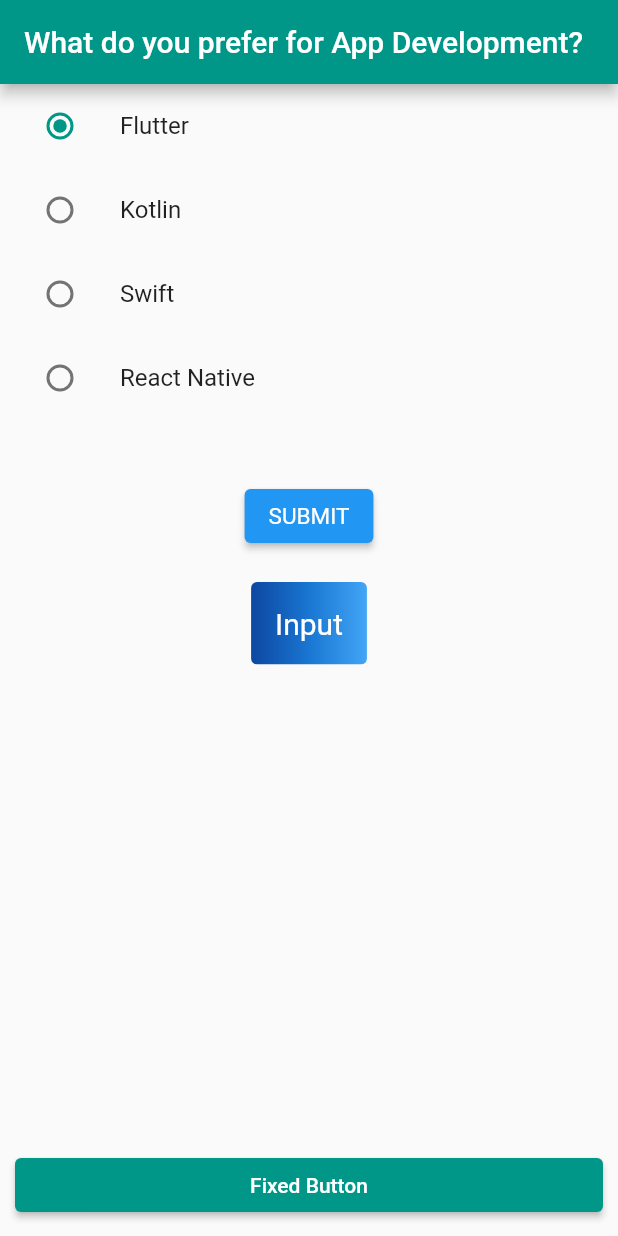
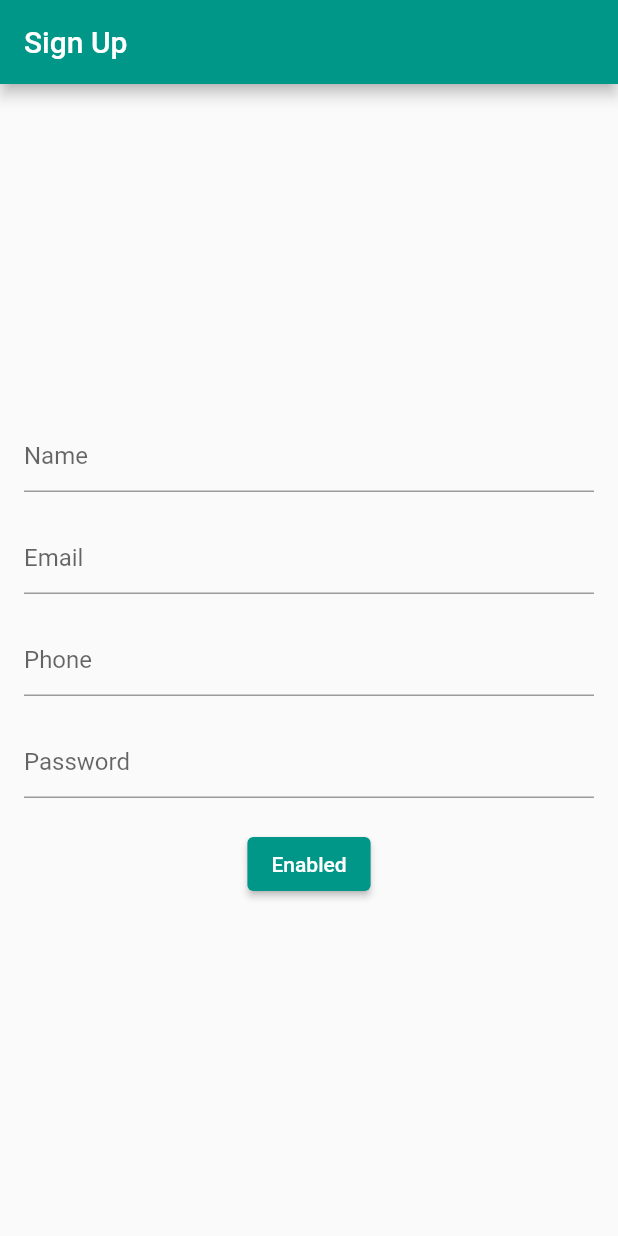
Before and after one commit to juancr5/Demo-Flutter, a Flutter app: the screen it shows after launch, on a phone screen of 412 x 824 dp. Run offline on Flutter 3.47's test engine with Material 2 defaults, Android fonts, the phone set to English and light mode, and no system bars.

Commit message:
Update Form Validation

```diff
--- /dev/null
+++ b/lib/form_validation.dart
@@ -0,0 +1,140 @@
+import 'package:flutter/material.dart';
+
+enum FavoriteMethod { flutter, kotlin, swift, reactNative }
+
+class FormValidation extends StatefulWidget {
+
+  final String title = 'Sign Up';
+
+  @override
+  _FormValidationState createState() => _FormValidationState();
+}
+
+class _FormValidationState extends State<FormValidation> {
+
+  late TextEditingController _nameController;
+  late TextEditingController _emailController;
+  late TextEditingController _phoneController;
+  late TextEditingController _passwordController;
+  final _formKey = GlobalKey<FormState>();
+  @override
+  void initState() {
+    super.initState();
+    _nameController = TextEditingController();
+    _emailController = TextEditingController();
+    _phoneController = TextEditingController();
+    _passwordController = TextEditingController();
+  }
+  @override
+  Widget build(BuildContext context) {
+    return Scaffold(
+      appBar: AppBar(
+        title: Text(widget.title),
+      ),
+      body: Form(
+        key: _formKey,
+        child: Container(
+          padding: EdgeInsets.all(16),
+          child: Center(
+            child: Column(
+              mainAxisAlignment: MainAxisAlignment.center,
+              children: [
+                TextFormField(
+                  controller: _nameController,
+                  autofillHints: [AutofillHints.name],
+                  decoration: InputDecoration(
+                    hintText: 'Name',
+                  ),
+                  validator: (value) {
+                    if (value!.isEmpty) {
+                      return 'This field is required';
+                    }
+                  },
+                ),
+                SizedBox(
+                  height: 20,
+                ),
+                TextFormField(
+                  controller: _emailController,
+                  autofillHints: [AutofillHints.email],
+                  decoration: InputDecoration(
+                    hintText: 'Email',
+                  ),
+                  validator: (value) {
+                    if (value!.isEmpty) {
+                      return 'This field is required';
+                    }
+                    if (!value.contains('@')) {
+                      return "A valid email should contain '@'";
+                    }
+                    if (!RegExp(
+                      r"^[a-zA-Z0-9.a-zA-Z0-9.!#$%&'*+-/=?^_`{|}~]+@[a-zA-Z0-9]+\.[a-zA-Z]+",
+                    ).hasMatch(value)) {
+                      return "Please enter a valid email";
+                    }
+                  },
+                ),
+                SizedBox(
+                  height: 20,
+                ),
+                TextFormField(
+                  controller: _phoneController,
+                  autofillHints: [AutofillHints.telephoneNumber],
+                  decoration: InputDecoration(
+                    hintText: 'Phone',
+                  ),
+                  validator: (value) {
+                    if (value!.isEmpty) {
+                      return 'This field is required';
+                    }
+                    if (value.length != 10) {
+                      return 'A valid phone number should be of 10 digits';
+                    }
+                  },
+                ),
+                SizedBox(
+                  height: 20,
+                ),
+                TextFormField(
+                  controller: _passwordController,
+                  obscureText: true,
+                  decoration: InputDecoration(
+                    hintText: 'Password',
+                  ),
+                  validator: (value) {
+                    if (value!.isEmpty) {
+                      return 'This field is required';
+                    }
+                    if (value.length < 8) {
+                      return 'Password should have atleast 8 characters';
+                    }
+                  },
+                ),
+                SizedBox(
+                  height: 20,
+                ),
+
+                ElevatedButton(
+                  onPressed: () {
+                    // Verifica que cada campo introducido tenga su valor correspondiente
+                    if (!_formKey.currentState!.validate()) {
+                      return;
+                    }
+                    showDialog(context: context,
+                      builder: (BuildContext context) => AlertDialog(
+                          content: Text('Luce Bien'),
+                        ),
+                    );
+                  },
+
+                  child: const Text('Enabled'),
+                ),
+              ],
+            ),
+          ),
+        ),
+      ),
+    );
+  }
+
+}
--- a/lib/main.dart
+++ b/lib/main.dart
@@ -1,5 +1,5 @@
 import 'package:flutter/material.dart';
-import 'package:radio_list/radio_list.dart';
+import 'package:radio_list/form_validation.dart';
 
 void main() {
   runApp(MyApp());
@@ -9,14 +9,15 @@ class MyApp extends StatelessWidget {
   @override
   Widget build(BuildContext context) {
     return MaterialApp(
-      title: 'Componentes APP',
+      title: 'Form validation',
       debugShowCheckedModeBanner: false, //Quitar el logo de debug en la esquina superior
 
       //Tema de la Aplicacion
       theme: ThemeData(
         primarySwatch: Colors.teal,
+        visualDensity: VisualDensity.adaptivePlatformDensity,
       ),
-      home: Radio_list(),
+      home: FormValidation(),
     );
   }
 }
--- a/lib/radio_list.dart
+++ /dev/null
@@ -1,134 +0,0 @@
-import 'package:flutter/material.dart';
-
-enum FavoriteMethod { flutter, kotlin, swift, reactNative }
-
-class Radio_list extends StatefulWidget {
-  @override
-  _Radio_listState createState() => _Radio_listState();
-}
-
-class _Radio_listState extends State<Radio_list> {
-  FavoriteMethod _method = FavoriteMethod.flutter;
-
-  Widget build(BuildContext context) {
-    return Scaffold(
-      appBar: AppBar(title: Text('What do you prefer for App Development?')),
-      body: Column(
-        children: <Widget>[
-          ListTile(
-            title: const Text('Flutter'),
-            leading: Radio<FavoriteMethod>(
-              value: FavoriteMethod.flutter,
-              groupValue: _method,
-              onChanged: (value) {
-                setState(() {
-                  _method = value!;
-                });
-              },
-            ),
-          ),
-          ListTile(
-            title: const Text('Kotlin'),
-            leading: Radio<FavoriteMethod>(
-              value: FavoriteMethod.kotlin,
-              groupValue: _method,
-              onChanged: (value) {
-                setState(() {
-                  _method = value!;
-                });
-              },
-            ),
-          ),
-          ListTile(
-            title: const Text('Swift'),
-            leading: Radio<FavoriteMethod>(
-              value: FavoriteMethod.swift,
-              groupValue: _method,
-              onChanged: (value) {
-                setState(() {
-                  _method = value!;
-                });
-              },
-            ),
-          ),
-          ListTile(
-            title: const Text('React Native'),
-            leading: Radio<FavoriteMethod>(
-              value: FavoriteMethod.reactNative,
-              groupValue: _method,
-              onChanged: (value) {
-                setState(() {
-                  _method = value!;
-                });
-              },
-            ),
-          ),
-
-          SizedBox(height: 40),
-
-          ElevatedButton(
-            //Estilo del boton tamano y color
-            style: ElevatedButton.styleFrom(
-                primary: Colors.blue,
-                onPrimary: Colors.white,
-                textStyle: TextStyle(fontSize: 15)),
-            onPressed: () {},
-            child: const Text('SUBMIT'),
-          ),
-
-          const SizedBox(height: 20),
-
-          // Contenedor en gradiente
-          ClipRRect(
-            borderRadius: BorderRadius.circular(4),
-            child: Stack(
-              children: <Widget>[
-                Positioned.fill(
-                  child: Container(
-                    decoration: const BoxDecoration(
-                      gradient: LinearGradient(
-                        colors: <Color>[
-                          Color(0xFF0D47A1),
-                          Color(0xFF1976D2),
-                          Color(0xFF42A5F5),
-                        ],
-                      ),
-                    ),
-                  ),
-                ),
-
-                //Texto del Boton
-                TextButton(
-                  style: TextButton.styleFrom(
-                    padding: const EdgeInsets.all(16.0),
-                    primary: Colors.white,
-                    textStyle: const TextStyle(fontSize: 20),
-                  ),
-                  onPressed: () {},
-                  child: const Text('Input'),
-                ),
-              ],
-            ),
-          ),
-
-
-
-
-
-
-        ],
-      ),
-
-
-      bottomNavigationBar: Padding(
-        padding: EdgeInsets.all(10),
-        child: ElevatedButton(
-          onPressed: () {},
-          child: Text('Fixed Button'),
-        ),
-      ),
-
-
-    );
-  }
-}
```
